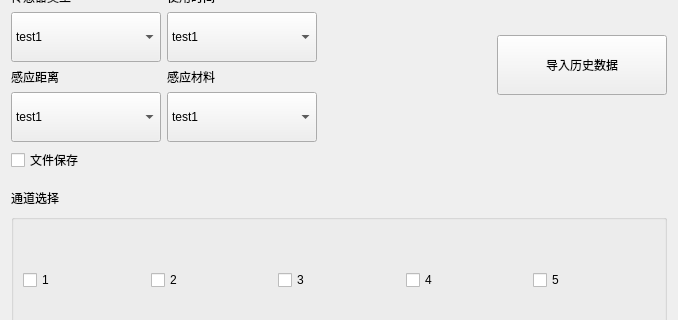
Old version of the form ui_param/paramwin_proximityswitch.ui in the repository Dirck-YHP/Proj_sensor_detect; both pictures show x 0 to 678 and y 89 to 409 of the 678 by 549 pixel window.
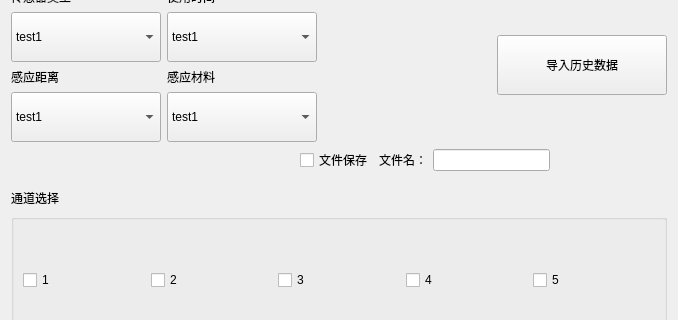
New version of the form.

Commit message: 文件名可用户自定义已拓展到所有传感器

```diff
--- a/ui_param/paramwin_proximityswitch.ui
+++ b/ui_param/paramwin_proximityswitch.ui
@@ -210,11 +210,55 @@
    <item row="2" column="0">
     <layout class="QVBoxLayout" name="verticalLayout">
      <item>
-      <widget class="QCheckBox" name="cBox_file_save">
-       <property name="text">
-        <string>文件保存</string>
-       </property>
-      </widget>
+      <layout class="QHBoxLayout" name="horizontalLayout_6">
+       <item>
+        <spacer name="horizontalSpacer_2">
+         <property name="orientation">
+          <enum>Qt::Horizontal</enum>
+         </property>
+         <property name="sizeHint" stdset="0">
+          <size>
+           <width>40</width>
+           <height>20</height>
+          </size>
+         </property>
+        </spacer>
+       </item>
+       <item>
+        <widget class="QCheckBox" name="cBox_file_save">
+         <property name="text">
+          <string>文件保存</string>
+         </property>
+        </widget>
+       </item>
+       <item>
+        <layout class="QHBoxLayout" name="horizontalLayout_5">
+         <item>
+          <widget class="QLabel" name="label_file_name">
+           <property name="text">
+            <string>文件名：</string>
+           </property>
+          </widget>
+         </item>
+         <item>
+          <widget class="QLineEdit" name="lineE_file_name"/>
+         </item>
+         <item>
+          <spacer name="horizontalSpacer_3">
+           <property name="orientation">
+            <enum>Qt::Horizontal</enum>
+           </property>
+           <property name="sizeHint" stdset="0">
+            <size>
+             <width>40</width>
+             <height>20</height>
+            </size>
+           </property>
+          </spacer>
+         </item>
+        </layout>
+       </item>
+      </layout>
      </item>
      <item>
       <widget class="QLabel" name="label_channel">
```
The commit also changes 15 other files.
